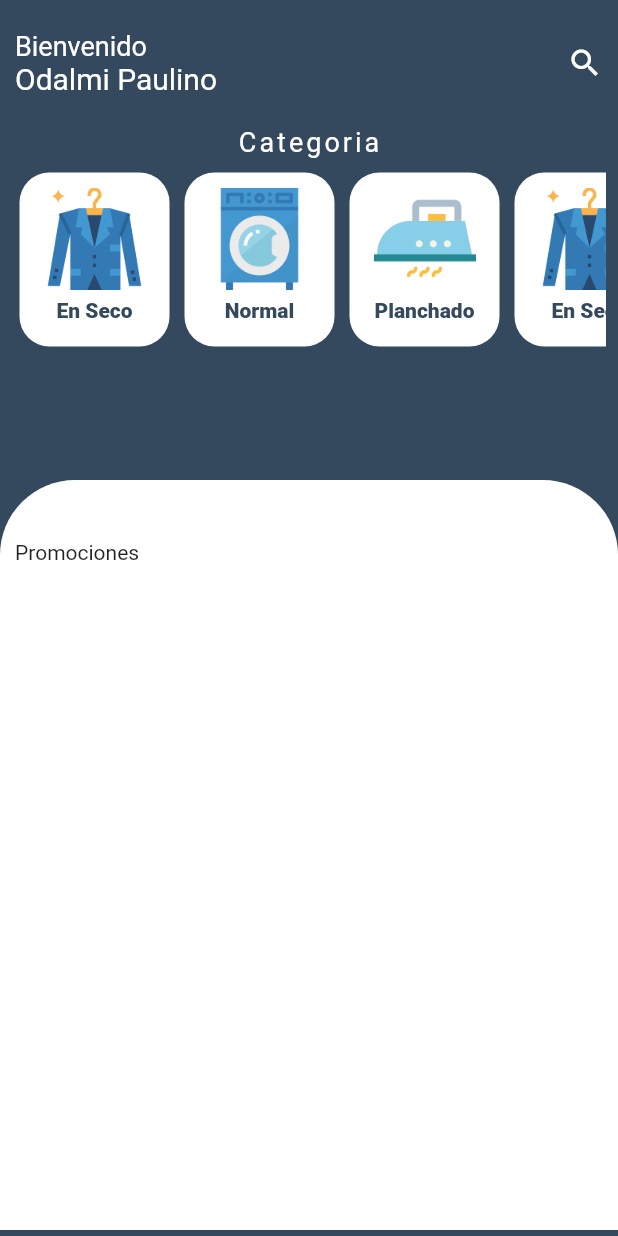
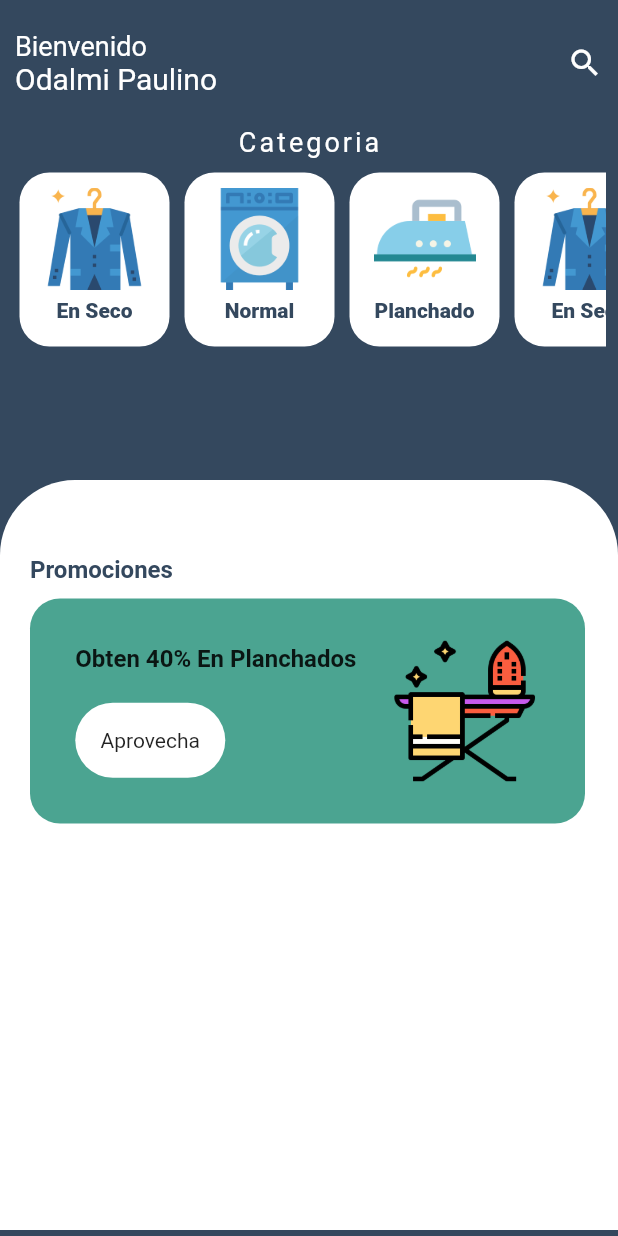
Before and after one commit to DearPage25/Proyecto_A, a Flutter app: the screen it shows after launch, on a phone screen of 412 x 824 dp. Run offline on Flutter 3.47's test engine with Material 2 defaults, Android fonts, the phone set to English and light mode, and no system bars.

Commit message:
se agrego banner de promociones

```diff
--- /dev/null
+++ b/lib/src/components/promociones_baner.dart
@@ -0,0 +1,69 @@
+import 'package:flutter/material.dart';
+
+class PromocionesBaner extends StatelessWidget {
+  @override
+  Widget build(BuildContext context) {
+    return Padding(
+            padding: const EdgeInsets.all(20.0),
+            child: Container(
+              child: Column(
+                crossAxisAlignment: CrossAxisAlignment.start,
+                children: <Widget>[
+                  Text('Promociones', style: TextStyle(color: Color(0xff34485E), fontWeight: FontWeight.bold, fontSize: 16),),
+                  SizedBox(height: 10,),
+                  Container(
+                    height: 150,
+                    width: 370,
+                    decoration: BoxDecoration(
+                      color: Color(0xff4BA491),
+                      borderRadius: BorderRadius.circular(20)
+                    ),
+                    child: Padding(
+                      padding: const EdgeInsets.all(8.0),
+                      child: Row(
+                        mainAxisAlignment: MainAxisAlignment.spaceEvenly,
+                        children: <Widget>[
+                            _ContainerText(),
+
+                            Container(
+                              height: 100,
+                              child: Image(image: AssetImage('assets/png/ironing.png'),))
+                      ],),
+                    ),
+                  )
+                ],
+              ),
+            ),
+          );
+  }
+}
+
+class _ContainerText extends StatelessWidget {
+
+  @override
+  Widget build(BuildContext context) {
+    return Column(
+      mainAxisAlignment: MainAxisAlignment.center,
+      crossAxisAlignment: CrossAxisAlignment.start,
+      children: <Widget>[
+          Text('Obten 40% En Planchados', style: TextStyle(fontSize: 16, fontWeight: FontWeight.bold),),
+          SizedBox(height: 20,),
+          GestureDetector(
+            child: Container(
+              alignment: Alignment.center,
+              width: 100,
+              height: 50,
+              decoration: BoxDecoration(
+                color: Colors.white,
+                borderRadius: BorderRadius.circular(100)
+              ),
+              child: Text('Aprovecha'),
+            ),
+            onTap: (){
+
+            },
+          )
+      ],
+    );
+  }
+}
--- a/lib/src/models/tarjetaitemmenu.dart
+++ b/lib/src/models/tarjetaitemmenu.dart
@@ -1,15 +1,15 @@
 
-import 'package:flutter/material.dart';
+// import 'package:flutter/material.dart';
 
-final ItemTarjeta = <_TarjetaMenu>[
-  _TarjetaMenu(AssetImage('assets/png/traje.png'), 'Trajes')
-];
+// final ItemTarjeta = <_TarjetaMenu>[
+//   _TarjetaMenu(AssetImage('assets/png/traje.png'), 'Trajes')
+// ];
 
-class _TarjetaMenu {
-  final AssetImage img;
-  final String titulo;
+// class _TarjetaMenu {
+//   final AssetImage img;
+//   final String titulo;
 
-  _TarjetaMenu(this.img, this.titulo);
+//   _TarjetaMenu(this.img, this.titulo);
 
 
-}
+// }
--- a/lib/src/pages/home_page.dart
+++ b/lib/src/pages/home_page.dart
@@ -1,5 +1,6 @@
 import 'package:flutter/material.dart';
 import 'package:proyect_a/src/components/horizontal_menu.dart';
+import 'package:proyect_a/src/components/promociones_baner.dart';
 
 class HomePage extends StatelessWidget {
   @override
@@ -22,17 +23,9 @@ class HomePage extends StatelessWidget {
             _ContenedorMenu(),
             Positioned(
               top: 350,
-              child: Padding(
-                padding: const EdgeInsets.all(10.0),
-                child: Container(
-                  child: Column(
-                    children: <Widget>[
-                      Text('Promociones'),
-                    ],
-                  ),
-                ),
-              ),
-            )
+              child: PromocionesBaner()
+            ),
+
           ],
         ));
   }
```
Also changed, not shown: assets/png/ironing.png (added).
